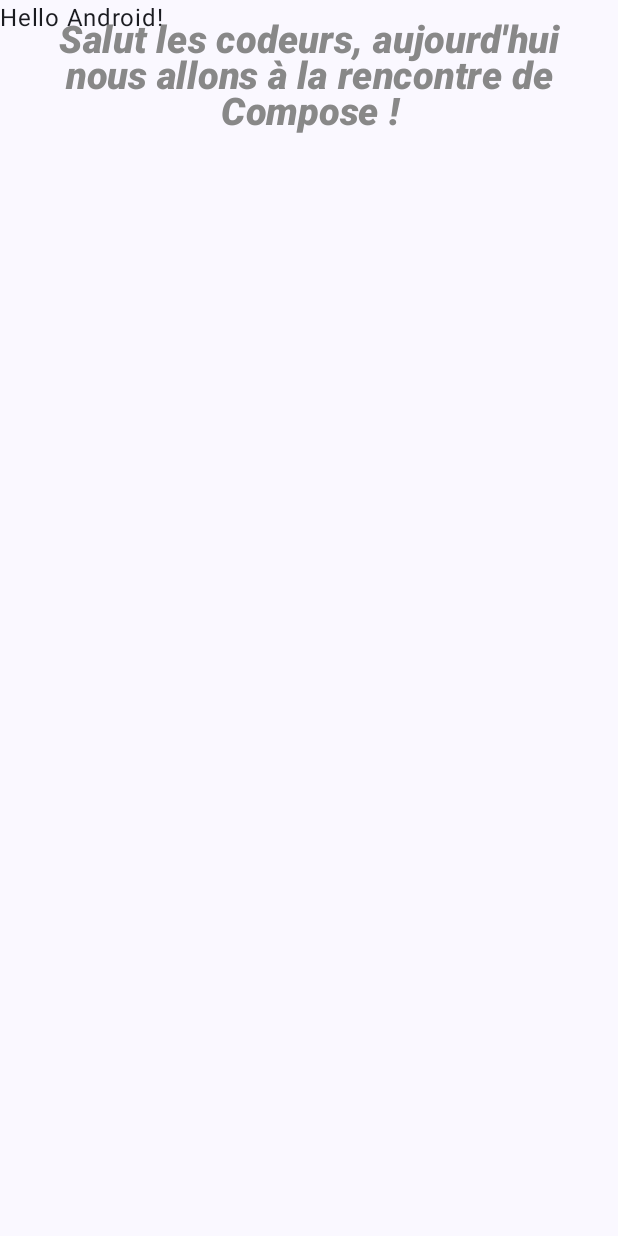
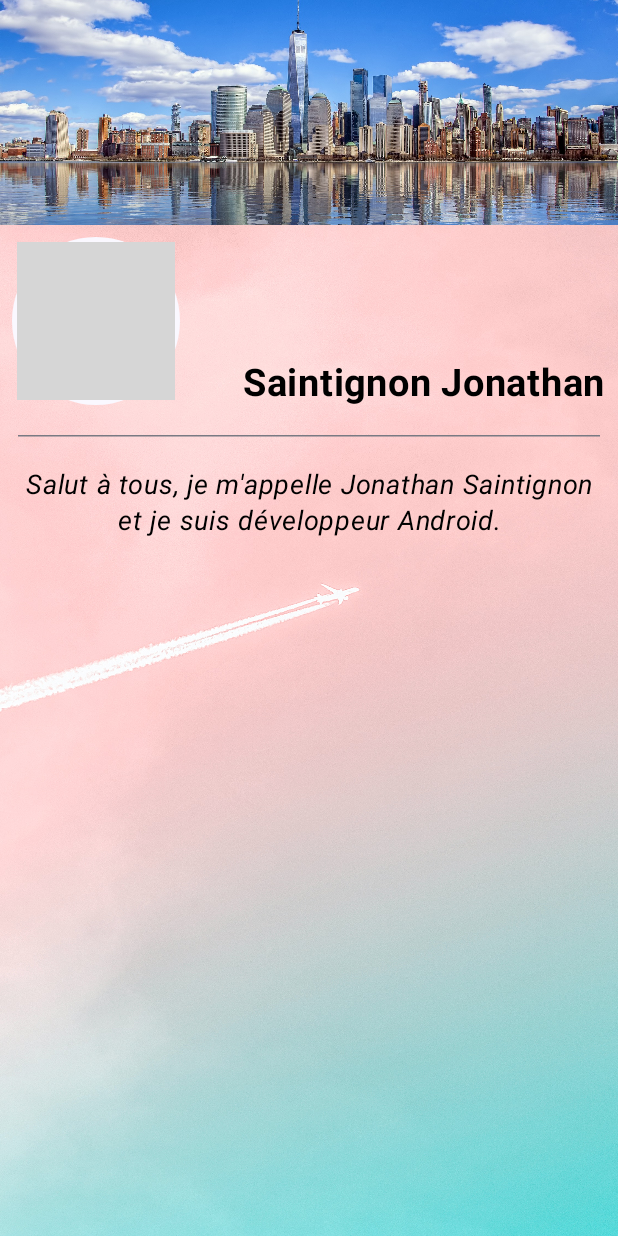
Before and after one commit to jo-dev-git/introduction-compose, an Android app built with Jetpack Compose: the screen it shows after launch (MainActivity before the commit, ProfileActivity after it), on a phone screen of 412 x 824 dp. Run offline under Robolectric (Android 15) with nearby library versions, the phone set to English and light mode, and no system bars; grey boxes are pictures that could not be loaded.

Commit message:
New Activity --> ProfileActivity

```diff
--- a/app/src/main/AndroidManifest.xml
+++ b/app/src/main/AndroidManifest.xml
@@ -13,7 +13,7 @@
         android:theme="@style/Theme.MyComposeApp"
         tools:targetApi="31">
         <activity
-            android:name=".MainActivity"
+            android:name=".ProfileActivity"
             android:exported="true"
             android:label="@string/app_name"
             android:theme="@style/Theme.MyComposeApp">
--- /dev/null
+++ b/app/src/main/java/com/jo/myapplication/ProfileActivity.kt
@@ -0,0 +1,123 @@
+package com.jo.myapplication
+
+import android.os.Bundle
+import androidx.activity.ComponentActivity
+import androidx.activity.compose.setContent
+import androidx.activity.enableEdgeToEdge
+import androidx.compose.foundation.Image
+import androidx.compose.foundation.layout.Arrangement
+import androidx.compose.foundation.layout.Box
+import androidx.compose.foundation.layout.Column
+import androidx.compose.foundation.layout.Row
+import androidx.compose.foundation.layout.fillMaxSize
+import androidx.compose.foundation.layout.fillMaxWidth
+import androidx.compose.foundation.layout.height
+import androidx.compose.foundation.layout.padding
+import androidx.compose.foundation.layout.width
+import androidx.compose.foundation.shape.CircleShape
+import androidx.compose.material3.HorizontalDivider
+import androidx.compose.material3.Surface
+import androidx.compose.material3.Text
+import androidx.compose.runtime.Composable
+import androidx.compose.ui.Alignment
+import androidx.compose.ui.Modifier
+import androidx.compose.ui.draw.clip
+import androidx.compose.ui.graphics.Color
+import androidx.compose.ui.layout.ContentScale
+import androidx.compose.ui.res.painterResource
+import androidx.compose.ui.res.stringResource
+import androidx.compose.ui.text.font.FontStyle
+import androidx.compose.ui.text.font.FontWeight
+import androidx.compose.ui.text.style.TextAlign
+import androidx.compose.ui.tooling.preview.Preview
+import androidx.compose.ui.unit.dp
+import androidx.compose.ui.unit.sp
+import com.jo.myapplication.ui.theme.MyComposeAppTheme
+
+class ProfileActivity : ComponentActivity() {
+    override fun onCreate(savedInstanceState: Bundle?) {
+        super.onCreate(savedInstanceState)
+        enableEdgeToEdge()
+        setContent {
+            MyComposeAppTheme {
+                Surface(modifier = Modifier.fillMaxSize()) {
+                    Body()
+                }
+            }
+        }
+    }
+}
+
+@Preview(showBackground = true)
+@Composable
+fun Body() {
+    Box(modifier = Modifier.fillMaxSize()) {
+        ImageComposable(
+            id = R.drawable.background,
+            modifier = Modifier
+                .fillMaxSize()
+        )
+        Column() {
+            ImageComposable(R.drawable.cover, modifier = Modifier
+                .fillMaxWidth()
+                .height(150.dp))
+            ProfilePhotoName()
+            HorizontalDivider(Modifier.padding(12.dp))
+            DescriptionText()
+        }
+
+    }
+}
+
+@Preview(showBackground = true)
+@Composable
+fun DescriptionText() {
+    Text(
+        text = stringResource(id = R.string.profile_description),
+        color = Color.Black,
+        fontSize = 18.sp,
+        modifier = Modifier.padding(8.dp),
+        fontStyle = FontStyle.Italic,
+        textAlign = TextAlign.Center
+    )
+}
+
+@Composable
+fun ImageComposable(id: Int, modifier: Modifier) {
+    Image(
+        painter = painterResource(id),
+        contentDescription = null,
+        modifier = modifier,
+        contentScale = ContentScale.Crop
+
+    )
+}
+
+@Preview(showBackground = true)
+@Composable
+fun ProfilePhotoName() {
+    Row(
+        modifier = Modifier
+            .padding(8.dp)
+            .fillMaxWidth(),
+        horizontalArrangement = Arrangement.SpaceBetween,
+        verticalAlignment = Alignment.Bottom
+    ) {
+        Surface(modifier = Modifier.clip(CircleShape)) {
+            ImageComposable(
+                R.drawable.profile,
+                modifier = Modifier
+                    .padding(3.dp)
+                    .height(105.dp)
+                    .width(105.dp)
+                    .clip(CircleShape)
+            )
+        }
+        Text(
+            text = "${stringResource(id = R.string.name)} ${stringResource(id = R.string.surname)}",
+            color = Color.Black,
+            fontWeight = FontWeight.Bold,
+            fontSize = 25.sp,
+        )
+    }
+}
--- a/app/src/main/res/values/strings.xml
+++ b/app/src/main/res/values/strings.xml
@@ -2,4 +2,7 @@
     <string name="app_name">myComposeApp</string>
     <string name="hello">Salut les codeurs, aujourd\'hui nous allons à la rencontre de Compose !</string>
     <string name="image_description">Le monde</string>
+    <string name="surname">Jonathan</string>
+    <string name="name">Saintignon</string>
+    <string name="profile_description">Salut à tous, je m\'appelle Jonathan Saintignon et je suis développeur Android.</string>
 </resources>
```
Also changed, not shown: app/src/main/res/drawable-nodpi/background.jpg (added), app/src/main/res/drawable-nodpi/cover.jpg (added), 1 other file.
